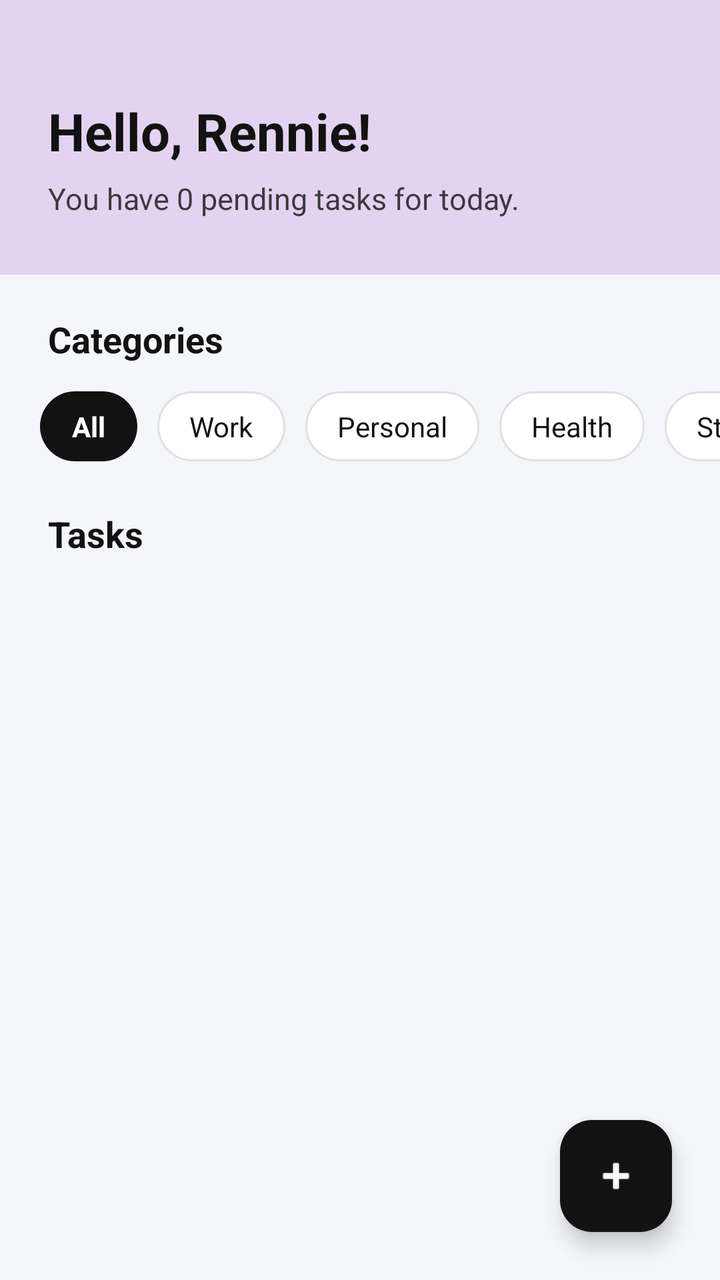
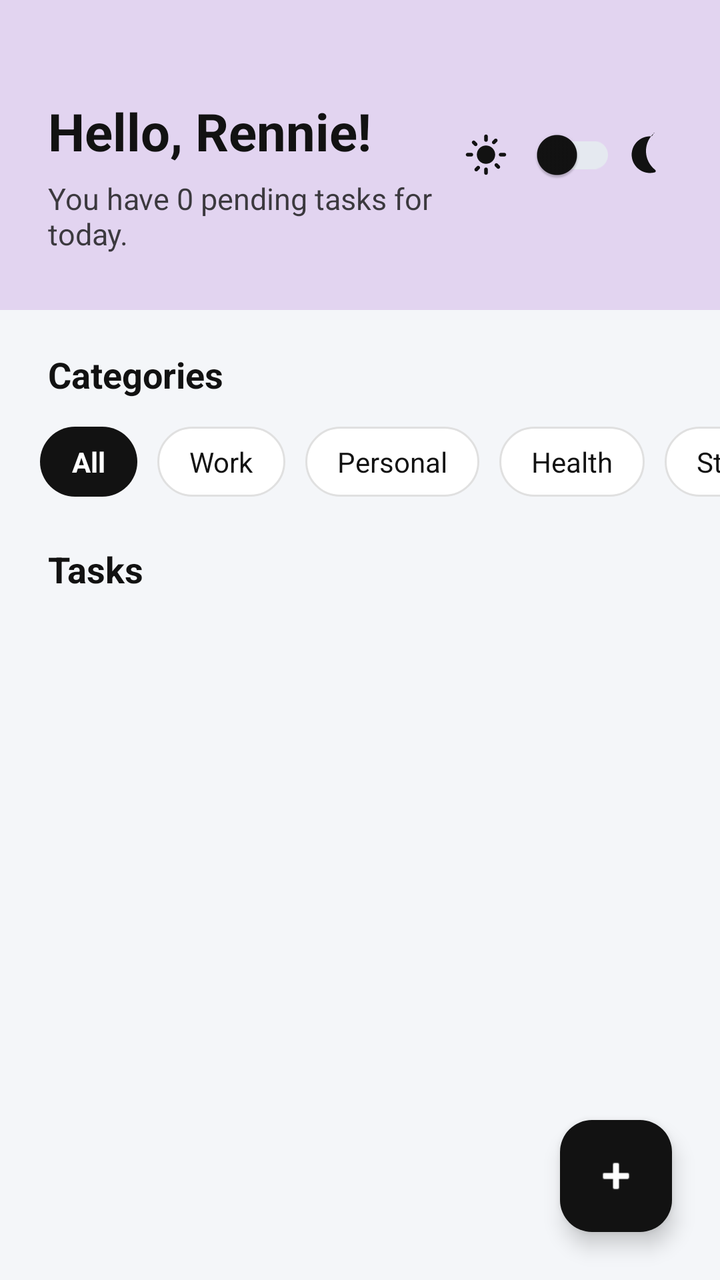

Before-and-after screenshots of an Android layout around one commit, followed by the original layout XML and the change that was made.
<!-- AndroidManifest.xml: application theme Theme.Tracker -->
<!-- res/layout/fragment_task_list.xml -->
<?xml version="1.0" encoding="utf-8"?>
<androidx.constraintlayout.widget.ConstraintLayout xmlns:android="http://schemas.android.com/apk/res/android"
    xmlns:app="http://schemas.android.com/apk/res-auto"
    xmlns:tools="http://schemas.android.com/tools"
    android:layout_width="match_parent"
    android:layout_height="match_parent"
    android:background="@color/bg_light">

    
    <androidx.core.widget.NestedScrollView
        android:layout_width="match_parent"
        android:layout_height="match_parent"
        android:fillViewport="true"
        android:clipToPadding="false"
        android:paddingBottom="88dp">

        <LinearLayout
            android:layout_width="match_parent"
            android:layout_height="wrap_content"
            android:orientation="vertical">

            
            <androidx.cardview.widget.CardView
                android:id="@+id/banner_card"
                android:layout_width="match_parent"
                android:layout_height="wrap_content"
                app:cardBackgroundColor="@color/purple_banner"
                app:cardCornerRadius="0dp"
                app:cardElevation="0dp">

                <LinearLayout
                    android:layout_width="match_parent"
                    android:layout_height="wrap_content"
                    android:orientation="vertical"
                    android:paddingHorizontal="24dp"
                    android:paddingTop="48dp"
                    android:paddingBottom="28dp">

                    <TextView
                        android:id="@+id/welcome_text"
                        android:layout_width="wrap_content"
                        android:layout_height="wrap_content"
                        android:text="@string/welcome_rennie"
                        android:textColor="@color/dark_accent"
                        android:textSize="26sp"
                        android:textStyle="bold" />

                    <TextView
                        android:id="@+id/summary_text"
                        android:layout_width="wrap_content"
                        android:layout_height="wrap_content"
                        android:layout_marginTop="6dp"
                        android:text="@string/summary_text_default"
                        android:textColor="@color/dark_accent"
                        android:alpha="0.8"
                        android:textSize="15sp" />
                </LinearLayout>
            </androidx.cardview.widget.CardView>

            
            <TextView
                android:id="@+id/categories_label"
                android:layout_width="wrap_content"
                android:layout_height="wrap_content"
                android:layout_marginStart="24dp"
                android:layout_marginTop="20dp"
                android:text="@string/label_categories"
                android:textColor="@color/dark_accent"
                android:textSize="18sp"
                android:textStyle="bold" />

            <HorizontalScrollView
                android:id="@+id/categories_scroll"
                android:layout_width="match_parent"
                android:layout_height="wrap_content"
                android:layout_marginTop="10dp"
                android:scrollbars="none"
                android:clipToPadding="false"
                android:paddingHorizontal="20dp">

                <LinearLayout
                    android:layout_width="wrap_content"
                    android:layout_height="wrap_content"
                    android:orientation="horizontal"
                    android:gravity="center_vertical"
                    android:paddingVertical="4dp">

                    
                    
                    <TextView
                        android:id="@+id/chip_all"
                        android:layout_width="wrap_content"
                        android:layout_height="wrap_content"
                        android:layout_marginEnd="10dp"
                        android:background="@drawable/bg_chip_selected"
                        android:paddingHorizontal="16dp"
                        android:paddingVertical="8dp"
                        android:text="@string/category_all"
                        android:textColor="@color/white"
                        android:textStyle="bold" />

                    
                    <TextView
                        android:id="@+id/chip_work"
                        android:layout_width="wrap_content"
                        android:layout_height="wrap_content"
                        android:layout_marginEnd="10dp"
                        android:background="@drawable/bg_chip_unselected"
                        android:paddingHorizontal="16dp"
                        android:paddingVertical="8dp"
                        android:text="@string/category_work"
                        android:textColor="@color/dark_accent" />

                    
                    <TextView
                        android:id="@+id/chip_personal"
                        android:layout_width="wrap_content"
                        android:layout_height="wrap_content"
                        android:layout_marginEnd="10dp"
                        android:background="@drawable/bg_chip_unselected"
                        android:paddingHorizontal="16dp"
                        android:paddingVertical="8dp"
                        android:text="@string/category_personal"
                        android:textColor="@color/dark_accent" />

                    
                    <TextView
                        android:id="@+id/chip_health"
                        android:layout_width="wrap_content"
                        android:layout_height="wrap_content"
                        android:layout_marginEnd="10dp"
                        android:background="@drawable/bg_chip_unselected"
                        android:paddingHorizontal="16dp"
                        android:paddingVertical="8dp"
                        android:text="@string/category_health"
                        android:textColor="@color/dark_accent" />

                    
                    <TextView
                        android:id="@+id/chip_study"
                        android:layout_width="wrap_content"
                        android:layout_height="wrap_content"
                        android:background="@drawable/bg_chip_unselected"
                        android:paddingHorizontal="16dp"
                        android:paddingVertical="8dp"
                        android:text="@string/category_study"
                        android:textColor="@color/dark_accent" />
                </LinearLayout>
            </HorizontalScrollView>

            
            <TextView
                android:id="@+id/tasks_label"
                android:layout_width="wrap_content"
                android:layout_height="wrap_content"
                android:layout_marginStart="24dp"
                android:layout_marginTop="20dp"
                android:text="@string/label_tasks"
                android:textColor="@color/dark_accent"
                android:textSize="18sp"
                android:textStyle="bold" />

            
            <androidx.recyclerview.widget.RecyclerView
                android:id="@+id/tasks_recycler_view"
                android:layout_width="match_parent"
                android:layout_height="wrap_content"
                android:layout_marginTop="10dp"
                android:clipToPadding="false"
                android:paddingHorizontal="16dp"
                android:nestedScrollingEnabled="false" />

            
            <LinearLayout
                android:id="@+id/empty_state_view"
                android:layout_width="wrap_content"
                android:layout_height="wrap_content"
                android:layout_gravity="center"
                android:layout_marginTop="64dp"
                android:orientation="vertical"
                android:gravity="center"
                android:visibility="gone">

                <TextView
                    android:layout_width="wrap_content"
                    android:layout_height="wrap_content"
                    android:text="@string/empty_tasks_title"
                    android:textColor="@color/dark_accent"
                    android:textSize="16sp"
                    android:alpha="0.6"
                    android:textStyle="bold" />

                <TextView
                    android:layout_width="wrap_content"
                    android:layout_height="wrap_content"
                    android:layout_marginTop="4dp"
                    android:text="@string/empty_tasks_subtitle"
                    android:textColor="@color/dark_accent"
                    android:textSize="14sp"
                    android:alpha="0.4" />
            </LinearLayout>
        </LinearLayout>
    </androidx.core.widget.NestedScrollView>

    
    <com.google.android.material.floatingactionbutton.FloatingActionButton
        android:id="@+id/fab_add_task"
        android:layout_width="wrap_content"
        android:layout_height="wrap_content"
        android:layout_marginEnd="24dp"
        android:layout_marginBottom="24dp"
        android:contentDescription="@string/desc_add_task"
        android:src="@android:drawable/ic_input_add"
        app:backgroundTint="@color/dark_accent"
        app:tint="@color/white"
        app:layout_constraintBottom_toBottomOf="parent"
        app:layout_constraintEnd_toEndOf="parent" />

</androidx.constraintlayout.widget.ConstraintLayout>
<!-- resources referenced by this layout -->
<resources>
  <color name="bg_light">#F4F6F9</color>
  <color name="dark_accent">#121212</color>
  <color name="purple_banner">#E2D4F0</color>
  <color name="white">#FFFFFFFF</color>
  <!-- drawable bg_chip_selected (drawable) -->
  <?xml version="1.0" encoding="utf-8"?>
  <shape xmlns:android="http://schemas.android.com/apk/res/android"
      android:shape="rectangle">
      <solid android:color="@color/dark_accent" />
      <corners android:radius="18dp" />
  </shape>
  <!-- drawable bg_chip_unselected (drawable) -->
  <?xml version="1.0" encoding="utf-8"?>
  <shape xmlns:android="http://schemas.android.com/apk/res/android"
      android:shape="rectangle">
      <solid android:color="@color/white" />
      <stroke android:width="1dp" android:color="@color/border_chip_unselected" />
      <corners android:radius="18dp" />
  </shape>
  <string name="category_all">All</string>
  <string name="category_health">Health</string>
  <string name="category_personal">Personal</string>
  <string name="category_study">Study</string>
  <string name="category_work">Work</string>
  <string name="desc_add_task">Add Task</string>
  <string name="empty_tasks_subtitle">Click + to add a new task</string>
  <string name="empty_tasks_title">No tasks in this category</string>
  <string name="label_categories">Categories</string>
  <string name="label_tasks">Tasks</string>
  <string name="summary_text_default">You have 0 pending tasks for today.</string>
  <string name="welcome_rennie">Hello, Rennie!</string>
  <style name="Theme.Tracker" parent="Base.Theme.Tracker" />
  <color name="border_chip_unselected">#FFE0E0E0</color>
  <style name="Base.Theme.Tracker" parent="Theme.Material3.DayNight.NoActionBar">
          
          
      </style>
</resources>

<!-- the commit's change to res/layout/fragment_task_list.xml (unified diff, before → after) -->
@@ -28,33 +28,75 @@
                 app:cardCornerRadius="0dp"
                 app:cardElevation="0dp">
 
-                <LinearLayout
+                <RelativeLayout
                     android:layout_width="match_parent"
                     android:layout_height="wrap_content"
-                    android:orientation="vertical"
                     android:paddingHorizontal="24dp"
                     android:paddingTop="48dp"
                     android:paddingBottom="28dp">
 
-                    <TextView
-                        android:id="@+id/welcome_text"
-                        android:layout_width="wrap_content"
-                        android:layout_height="wrap_content"
-                        android:text="@string/welcome_rennie"
-                        android:textColor="@color/dark_accent"
-                        android:textSize="26sp"
-                        android:textStyle="bold" />
-
-                    <TextView
-                        android:id="@+id/summary_text"
-                        android:layout_width="wrap_content"
-                        android:layout_height="wrap_content"
-                        android:layout_marginTop="6dp"
-                        android:text="@string/summary_text_default"
-                        android:textColor="@color/dark_accent"
-                        android:alpha="0.8"
-                        android:textSize="15sp" />
-                </LinearLayout>
+                    <LinearLayout
+                        android:layout_width="wrap_content"
+                        android:layout_height="wrap_content"
+                        android:layout_alignParentStart="true"
+                        android:layout_toStartOf="@+id/theme_toggle_container"
+                        android:orientation="vertical">
+
+                        <TextView
+                            android:id="@+id/welcome_text"
+                            android:layout_width="wrap_content"
+                            android:layout_height="wrap_content"
+                            android:text="@string/welcome_rennie"
+                            android:textColor="@color/dark_accent"
+                            android:textSize="26sp"
+                            android:textStyle="bold" />
+
+                        <TextView
+                            android:id="@+id/summary_text"
+                            android:layout_width="wrap_content"
+                            android:layout_height="wrap_content"
+                            android:layout_marginTop="6dp"
+                            android:text="@string/summary_text_default"
+                            android:textColor="@color/dark_accent"
+                            android:alpha="0.8"
+                            android:textSize="15sp" />
+                    </LinearLayout>
+
+                    <LinearLayout
+                        android:id="@+id/theme_toggle_container"
+                        android:layout_width="wrap_content"
+                        android:layout_height="wrap_content"
+                        android:layout_alignParentEnd="true"
+                        android:layout_centerVertical="true"
+                        android:gravity="center_vertical"
+                        android:orientation="horizontal">
+
+                        <ImageView
+                            android:id="@+id/iv_sun"
+                            android:layout_width="22dp"
+                            android:layout_height="22dp"
+                            android:src="@drawable/ic_sun"
+                            app:tint="@color/dark_accent"
+                            android:contentDescription="@string/desc_light_mode" />
+
+                        <androidx.appcompat.widget.SwitchCompat
+                            android:id="@+id/theme_switch"
+                            android:layout_width="wrap_content"
+                            android:layout_height="wrap_content"
+                            android:layout_marginHorizontal="6dp"
+                            app:thumbTint="@color/dark_accent"
+                            app:trackTint="@color/ring_background"
+                            android:contentDescription="@string/desc_theme_switch" />
+
+                        <ImageView
+                            android:id="@+id/iv_moon"
+                            android:layout_width="22dp"
+                            android:layout_height="22dp"
+                            android:src="@drawable/ic_moon"
+                            app:tint="@color/dark_accent"
+                            android:contentDescription="@string/desc_dark_mode" />
+                    </LinearLayout>
+                </RelativeLayout>
             </androidx.cardview.widget.CardView>
 
             
<!-- resource entries referenced after the edit -->
@@ -3,6 +3,7 @@
   <color name="bg_light">#F4F6F9</color>
   <color name="dark_accent">#121212</color>
   <color name="purple_banner">#E2D4F0</color>
+  <color name="ring_background">#E5E9F0</color>
   <color name="white">#FFFFFFFF</color>
   <!-- drawable bg_chip_selected (drawable) -->
   <?xml version="1.0" encoding="utf-8"?>
@@ -19,12 +20,35 @@
       <stroke android:width="1dp" android:color="@color/border_chip_unselected" />
       <corners android:radius="18dp" />
   </shape>
+  <!-- drawable ic_moon (drawable) -->
+  <vector xmlns:android="http://schemas.android.com/apk/res/android"
+      android:width="24dp"
+      android:height="24dp"
+      android:viewportWidth="24"
+      android:viewportHeight="24">
+    <path
+        android:fillColor="#FF000000"
+        android:pathData="M12,2C6.48,2 2,6.48 2,12s4.48,10 10,10c0.88,0 1.73,-0.12 2.55,-0.33c0.64,-0.16 0.81,-0.97 0.28,-1.38c-3.15,-2.46 -5.03,-6.26 -5.03,-10.29s1.88,-7.83 5.03,-10.29c0.53,-0.41 0.36,-1.22 -0.28,-1.38C13.73,2.12 12.88,2 12,2z" />
+  </vector>
+  <!-- drawable ic_sun (drawable) -->
+  <vector xmlns:android="http://schemas.android.com/apk/res/android"
+      android:width="24dp"
+      android:height="24dp"
+      android:viewportWidth="24"
+      android:viewportHeight="24">
+    <path
+        android:fillColor="#FF000000"
+        android:pathData="M12,7c-2.76,0 -5,2.24 -5,5s2.24,5 5,5 5,-2.24 5,-5 -2.24,-5 -5,-5zM2,13h2c0.55,0 1,-0.45 1,-1s-0.45,-1 -1,-1H2c-0.55,0 -1,0.45 -1,1s0.45,1 1,1zM20,13h2c0.55,0 1,-0.45 1,-1s-0.45,-1 -1,-1h-2c-0.55,0 -1,0.45 -1,1s0.45,1 1,1zM11,2v2c0,0.55 0.45,1 1,1s1,-0.45 1,-1V2c0,-0.55 -0.45,-1 -1,-1s-1,0.45 -1,1zM11,20v2c0,0.55 0.45,1 1,1s1,-0.45 1,-1v-2c0,-0.55 -0.45,-1 -1,-1s-1,0.45 -1,1zM5.99,4.58c-0.39,-0.39 -1.03,-0.39 -1.41,0s-0.39,1.03 0,1.41l1.06,1.06c0.39,0.39 1.03,0.39 1.41,0s0.39,-1.03 0,-1.41L5.99,4.58zM18.36,16.95c-0.39,-0.39 -1.03,-0.39 -1.41,0s-0.39,1.03 0,1.41l1.06,1.06c0.39,0.39 1.03,0.39 1.41,0s0.39,-1.03 0,-1.41l-1.06,-1.06zM7.05,18.36l-1.06,1.06c-0.39,0.39 -0.39,1.03 0,1.41s1.03,0.39 1.41,0l1.06,-1.06c0.39,-0.39 0.39,-1.03 0,-1.41s-1.02,-0.39 -1.41,0zM16.95,5.99l1.06,-1.06c0.39,-0.39 0.39,-1.03 0,-1.41s-1.03,-0.39 -1.41,0l-1.06,1.06c-0.39,0.39 -0.39,1.03 0,1.41s1.03,0.39 1.41,0z"/>
+  </vector>
   <string name="category_all">All</string>
   <string name="category_health">Health</string>
   <string name="category_personal">Personal</string>
   <string name="category_study">Study</string>
   <string name="category_work">Work</string>
   <string name="desc_add_task">Add Task</string>
+  <string name="desc_dark_mode">Dark mode icon</string>
+  <string name="desc_light_mode">Light mode icon</string>
+  <string name="desc_theme_switch">Toggle between light and dark theme</string>
   <string name="empty_tasks_subtitle">Click + to add a new task</string>
   <string name="empty_tasks_title">No tasks in this category</string>
   <string name="label_categories">Categories</string>
